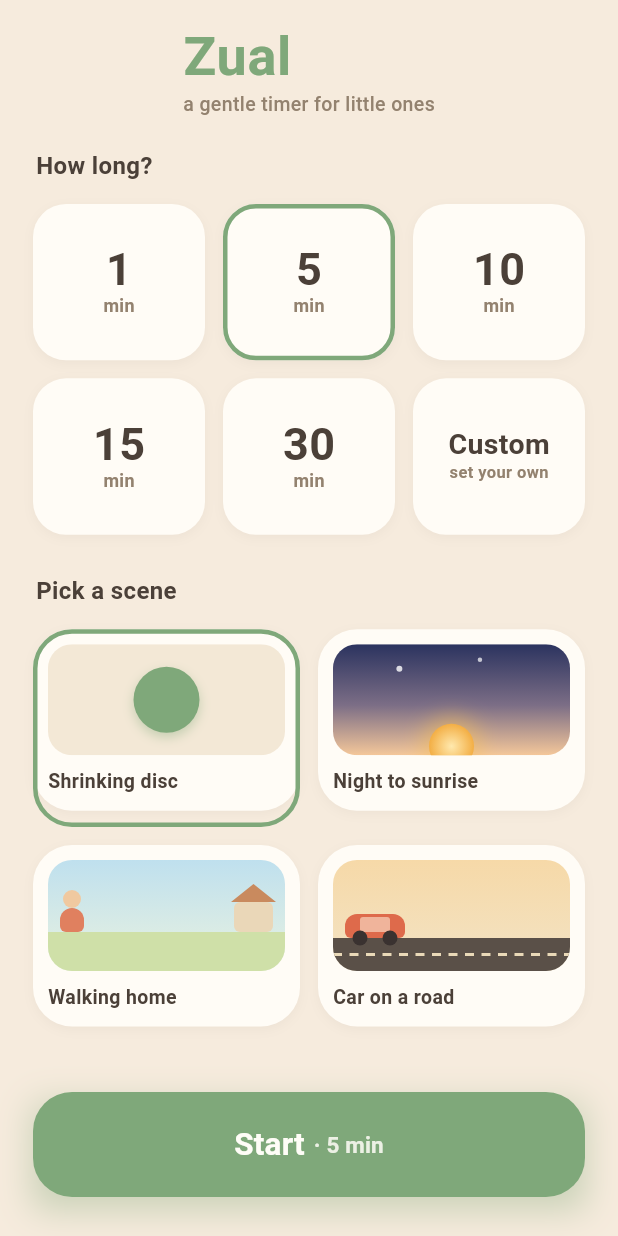
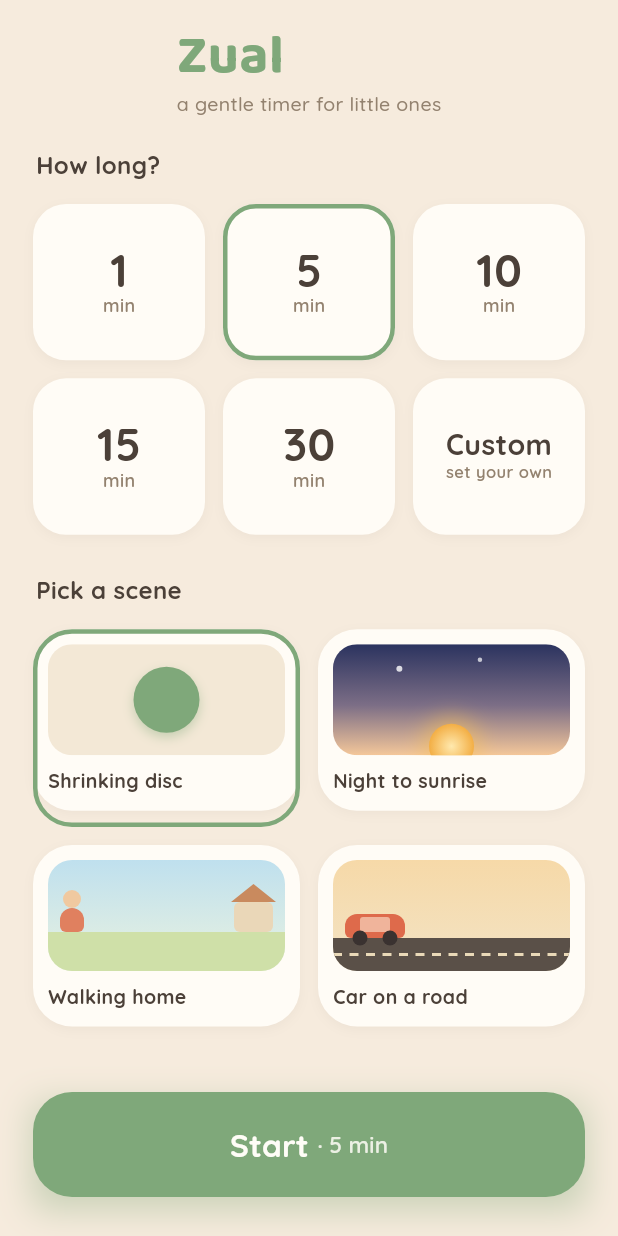
Before and after one commit to reiteristvan/zual, a Flutter app: the screen it shows after launch, on a phone screen of 412 x 824 dp. Run offline on Flutter 3.47's test engine with Material 3 defaults, Android fonts, the phone set to English and light mode, and no system bars; our stand-ins replace shared_preferences, wakelock_plus.

Commit message:
feat(02-05): bundle Baloo 2 + Quicksand fonts and wire into AppTokens
- Extracted static Bold/400/500/600/700 instances from the upstream
  google/fonts variable fonts via fonttools varLib.instancer, verified
  each instance's OS/2.usWeightClass + head.macStyle bold bit (Pitfall 5)
  so the Baloo 2 wordmark renders genuinely Bold, not a mislabeled Regular
- Declared both families in pubspec.yaml's flutter: fonts: section; no
  google_fonts runtime fetch, app renders text fully offline
- Added fontFamily to every AppTokens TextStyle: 'Baloo 2' for the
  wordmark, 'Quicksand' for everything else

```diff
--- a/lib/theme/app_tokens.dart
+++ b/lib/theme/app_tokens.dart
@@ -5,14 +5,19 @@ import 'package:flutter/material.dart';
 ///
 /// Centralizing these as static consts (rather than scattering hex literals
 /// across widgets) keeps the Setup/placeholder-running screens pixel-accurate
-/// to the design spec and gives later plans (e.g. Plan 05's font swap) a
-/// single place to update.
+/// to the design spec and gives later plans a single place to update.
 ///
-/// Note: text styles below intentionally use the platform-default font
-/// family for now. Plan 05 bundles Baloo 2 (wordmark) and Quicksand
-/// (everything else) as local assets and adds `fontFamily` to each style at
-/// that point — do not add a `fontFamily` here until those assets exist.
+/// Fonts: Baloo 2 (700) for the wordmark only; Quicksand (400/500/600/700)
+/// for every other text style. Both are bundled as local `.ttf` assets under
+/// `assets/fonts/` and declared in `pubspec.yaml`'s `flutter: fonts:` section
+/// — no `google_fonts` runtime fetch, the app renders text fully offline.
 abstract class AppTokens {
+  /// Wordmark-only display font.
+  static const String fontBaloo = 'Baloo 2';
+
+  /// Every other text style's font.
+  static const String fontQuicksand = 'Quicksand';
+
   // Colors
   /// Dominant (60%) app/screen background — Setup and placeholder Running
   /// screen alike, for visual continuity.
@@ -76,8 +81,9 @@ abstract class AppTokens {
   ];
 
   // Text styles
-  /// Wordmark "Zual" — 36/700.
+  /// Wordmark "Zual" — 36/700, Baloo 2 (the only Baloo 2 usage in the app).
   static const TextStyle wordmark = TextStyle(
+    fontFamily: fontBaloo,
     fontSize: 36,
     fontWeight: FontWeight.w700,
     color: accent,
@@ -87,6 +93,7 @@ abstract class AppTokens {
 
   /// Tagline "a gentle timer for little ones" — 13/500, soft ink.
   static const TextStyle tagline = TextStyle(
+    fontFamily: fontQuicksand,
     fontSize: 13,
     fontWeight: FontWeight.w500,
     color: inkSoft,
@@ -94,6 +101,7 @@ abstract class AppTokens {
 
   /// Section label ("How long?" / "Pick a scene") — 16/700, ink.
   static const TextStyle sectionLabel = TextStyle(
+    fontFamily: fontQuicksand,
     fontSize: 16,
     fontWeight: FontWeight.w700,
     color: ink,
@@ -101,6 +109,7 @@ abstract class AppTokens {
 
   /// Preset button number (e.g. "5") — 30/700, ink.
   static const TextStyle presetNumber = TextStyle(
+    fontFamily: fontQuicksand,
     fontSize: 30,
     fontWeight: FontWeight.w700,
     color: ink,
@@ -109,6 +118,7 @@ abstract class AppTokens {
 
   /// Preset button unit ("min") — 12/600, soft ink.
   static const TextStyle presetUnit = TextStyle(
+    fontFamily: fontQuicksand,
     fontSize: 12,
     fontWeight: FontWeight.w600,
     color: inkSoft,
@@ -116,6 +126,7 @@ abstract class AppTokens {
 
   /// Scene card label (e.g. "Shrinking disc") — 13/700, ink, left-aligned.
   static const TextStyle sceneCardLabel = TextStyle(
+    fontFamily: fontQuicksand,
     fontSize: 13,
     fontWeight: FontWeight.w700,
     color: ink,
@@ -123,6 +134,7 @@ abstract class AppTokens {
 
   /// Start label ("Start") — 21/700, start label color.
   static const TextStyle startLabelStyle = TextStyle(
+    fontFamily: fontQuicksand,
     fontSize: 21,
     fontWeight: FontWeight.w700,
     color: startLabel,
@@ -130,6 +142,7 @@ abstract class AppTokens {
 
   /// Start suffix ("· {N} min") — 15/600, start label color @0.85 opacity.
   static const TextStyle startSuffix = TextStyle(
+    fontFamily: fontQuicksand,
     fontSize: 15,
     fontWeight: FontWeight.w600,
     color: Color(0xD9FFFDF7), // startLabel @ ~0.85 opacity
@@ -137,6 +150,7 @@ abstract class AppTokens {
 
   /// "Custom" button label — 19/700, ink.
   static const TextStyle customLabel = TextStyle(
+    fontFamily: fontQuicksand,
     fontSize: 19,
     fontWeight: FontWeight.w700,
     color: ink,
@@ -145,6 +159,7 @@ abstract class AppTokens {
 
   /// "Custom" button sublabel ("set your own") — 11/600, soft ink.
   static const TextStyle customSublabel = TextStyle(
+    fontFamily: fontQuicksand,
     fontSize: 11,
     fontWeight: FontWeight.w600,
     color: inkSoft,
@@ -152,6 +167,7 @@ abstract class AppTokens {
 
   /// Custom stepper glyphs ("−"/"+") — 26/700, ink.
   static const TextStyle stepperGlyph = TextStyle(
+    fontFamily: fontQuicksand,
     fontSize: 26,
     fontWeight: FontWeight.w700,
     color: ink,
@@ -160,6 +176,7 @@ abstract class AppTokens {
 
   /// Custom stepper value (e.g. "12") — 36/700, ink.
   static const TextStyle stepperValue = TextStyle(
+    fontFamily: fontQuicksand,
     fontSize: 36,
     fontWeight: FontWeight.w700,
     color: ink,
@@ -171,6 +188,7 @@ abstract class AppTokens {
   /// UI-SPEC); kept as its own named token since the two roles are free to
   /// diverge later without one accidentally changing the other.
   static const TextStyle stepperUnit = TextStyle(
+    fontFamily: fontQuicksand,
     fontSize: 12,
     fontWeight: FontWeight.w600,
     color: inkSoft,
```
Also changed, not shown: pubspec.yaml (+23 -17 lines), assets/fonts/Baloo2-Bold.ttf (added), assets/fonts/Quicksand-Bold.ttf (added), assets/fonts/Quicksand-Medium.ttf (added), assets/fonts/Quicksand-Regular.ttf (added), assets/fonts/Quicksand-SemiBold.ttf (added).
